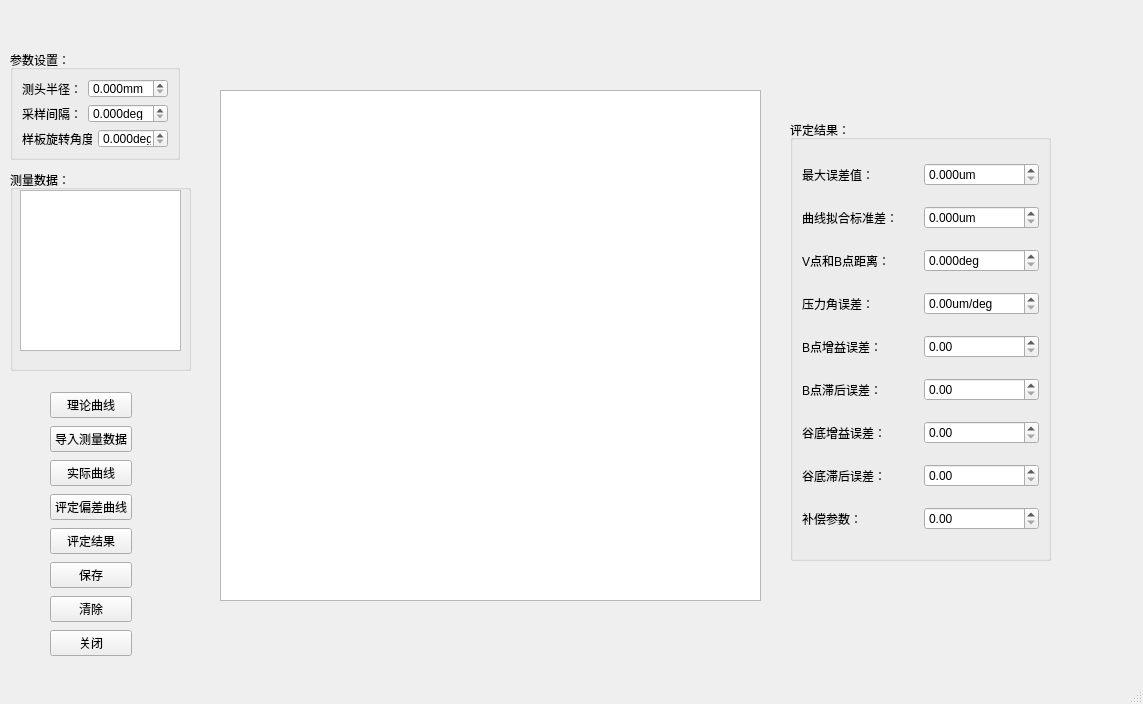
Qt form Mainwindow.ui (AmuroPeng/lvzheng-qt5) before a commit.
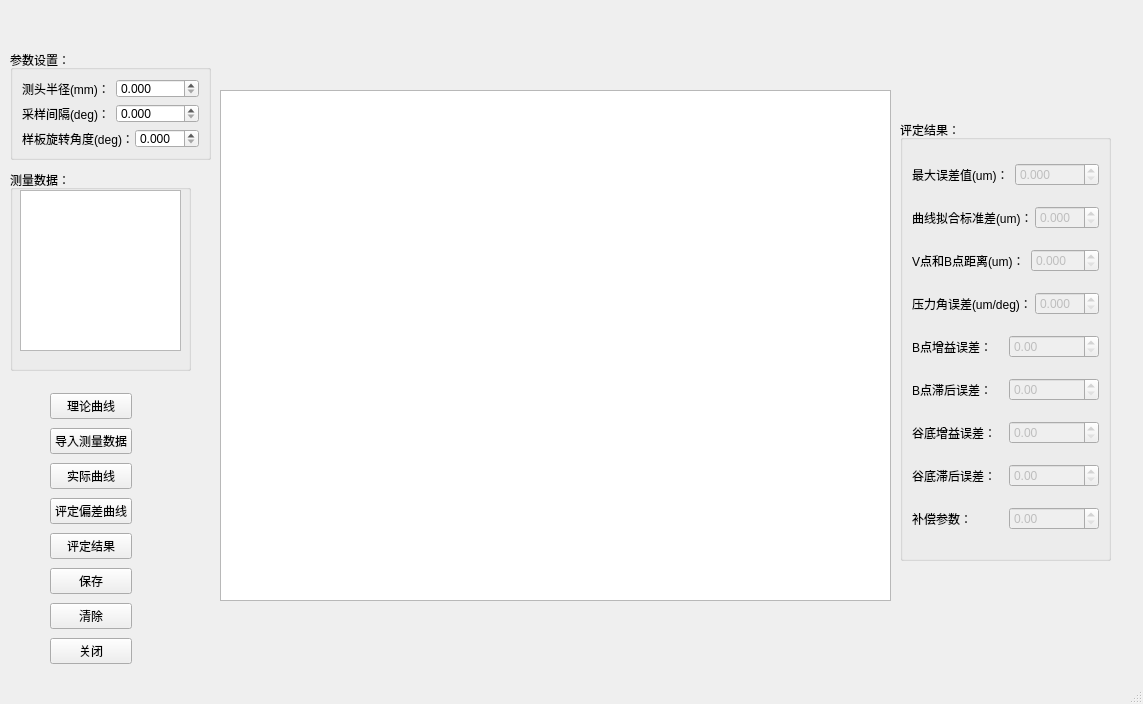
The same form after that commit.

Commit message: add clear&quit

```diff
--- a/Mainwindow.ui
+++ b/Mainwindow.ui
@@ -19,7 +19,7 @@
      <rect>
       <x>220</x>
       <y>90</y>
-      <width>541</width>
+      <width>671</width>
       <height>511</height>
      </rect>
     </property>
@@ -29,7 +29,7 @@
      <rect>
       <x>10</x>
       <y>50</y>
-      <width>170</width>
+      <width>201</width>
       <height>110</height>
      </rect>
     </property>
@@ -42,14 +42,14 @@
        <item>
         <widget class="QLabel" name="label_2">
          <property name="text">
-          <string>测头半径：</string>
+          <string>测头半径(mm)：</string>
          </property>
         </widget>
        </item>
        <item>
         <widget class="QDoubleSpinBox" name="textEditCetou">
          <property name="suffix">
-          <string>mm</string>
+          <string/>
          </property>
          <property name="decimals">
           <number>3</number>
@@ -63,14 +63,14 @@
        <item>
         <widget class="QLabel" name="label_3">
          <property name="text">
-          <string>采样间隔：</string>
+          <string>采样间隔(deg)：</string>
          </property>
         </widget>
        </item>
        <item>
         <widget class="QDoubleSpinBox" name="textEditCaiyang">
          <property name="suffix">
-          <string>deg</string>
+          <string/>
          </property>
          <property name="decimals">
           <number>3</number>
@@ -84,14 +84,14 @@
        <item>
         <widget class="QLabel" name="label_4">
          <property name="text">
-          <string>样板旋转角度：</string>
+          <string>样板旋转角度(deg)：</string>
          </property>
         </widget>
        </item>
        <item>
         <widget class="QDoubleSpinBox" name="textEditXuanzhuan">
          <property name="suffix">
-          <string>deg</string>
+          <string/>
          </property>
          <property name="decimals">
           <number>3</number>
@@ -128,9 +128,9 @@
    <widget class="QGroupBox" name="groupBox_3">
     <property name="geometry">
      <rect>
-      <x>790</x>
+      <x>900</x>
       <y>120</y>
-      <width>261</width>
+      <width>211</width>
       <height>441</height>
      </rect>
     </property>
@@ -149,14 +149,17 @@
           </sizepolicy>
          </property>
          <property name="text">
-          <string>最大误差值：</string>
+          <string>最大误差值(um)：</string>
          </property>
         </widget>
        </item>
        <item>
         <widget class="QDoubleSpinBox" name="textEditWucha">
+         <property name="enabled">
+          <bool>false</bool>
+         </property>
          <property name="suffix">
-          <string>um</string>
+          <string/>
          </property>
          <property name="decimals">
           <number>3</number>
@@ -176,14 +179,17 @@
           </sizepolicy>
          </property>
          <property name="text">
-          <string>曲线拟合标准差：</string>
+          <string>曲线拟合标准差(um)：</string>
          </property>
         </widget>
        </item>
        <item>
         <widget class="QDoubleSpinBox" name="textEditBiaozhuncha">
+         <property name="enabled">
+          <bool>false</bool>
+         </property>
          <property name="suffix">
-          <string>um</string>
+          <string/>
          </property>
          <property name="decimals">
           <number>3</number>
@@ -203,14 +209,17 @@
           </sizepolicy>
          </property>
          <property name="text">
-          <string>V点和B点距离：</string>
+          <string>V点和B点距离(um)：</string>
          </property>
         </widget>
        </item>
        <item>
         <widget class="QDoubleSpinBox" name="textEditJuli">
+         <property name="enabled">
+          <bool>false</bool>
+         </property>
          <property name="suffix">
-          <string>deg</string>
+          <string/>
          </property>
          <property name="decimals">
           <number>3</number>
@@ -230,14 +239,20 @@
           </sizepolicy>
          </property>
          <property name="text">
-          <string>压力角误差：</string>
+          <string>压力角误差(um/deg)：</string>
          </property>
         </widget>
        </item>
        <item>
         <widget class="QDoubleSpinBox" name="textEditYalijiao">
+         <property name="enabled">
+          <bool>false</bool>
+         </property>
          <property name="suffix">
-          <string>um/deg</string>
+          <string/>
+         </property>
+         <property name="decimals">
+          <number>3</number>
          </property>
         </widget>
        </item>
@@ -259,7 +274,11 @@
         </widget>
        </item>
        <item>
-        <widget class="QDoubleSpinBox" name="textEditBzengyi"/>
+        <widget class="QDoubleSpinBox" name="textEditBzengyi">
+         <property name="enabled">
+          <bool>false</bool>
+         </property>
+        </widget>
        </item>
       </layout>
      </item>
@@ -279,7 +298,11 @@
         </widget>
        </item>
        <item>
-        <widget class="QDoubleSpinBox" name="textEditBzhihou"/>
+        <widget class="QDoubleSpinBox" name="textEditBzhihou">
+         <property name="enabled">
+          <bool>false</bool>
+         </property>
+        </widget>
        </item>
       </layout>
      </item>
@@ -299,7 +322,11 @@
         </widget>
        </item>
        <item>
-        <widget class="QDoubleSpinBox" name="textEditGuzengyi"/>
+        <widget class="QDoubleSpinBox" name="textEditGuzengyi">
+         <property name="enabled">
+          <bool>false</bool>
+         </property>
+        </widget>
        </item>
       </layout>
      </item>
@@ -319,7 +346,11 @@
         </widget>
        </item>
        <item>
-        <widget class="QDoubleSpinBox" name="textEditGuzhihou"/>
+        <widget class="QDoubleSpinBox" name="textEditGuzhihou">
+         <property name="enabled">
+          <bool>false</bool>
+         </property>
+        </widget>
        </item>
       </layout>
      </item>
@@ -339,7 +370,11 @@
         </widget>
        </item>
        <item>
-        <widget class="QDoubleSpinBox" name="textEditBuchang_2"/>
+        <widget class="QDoubleSpinBox" name="textEditBuchang">
+         <property name="enabled">
+          <bool>false</bool>
+         </property>
+        </widget>
        </item>
       </layout>
      </item>
@@ -351,7 +386,7 @@
       <x>50</x>
       <y>390</y>
       <width>82</width>
-      <height>271</height>
+      <height>281</height>
      </rect>
     </property>
     <layout class="QVBoxLayout" name="verticalLayout_2">
```
The commit also changes 1 other file.
